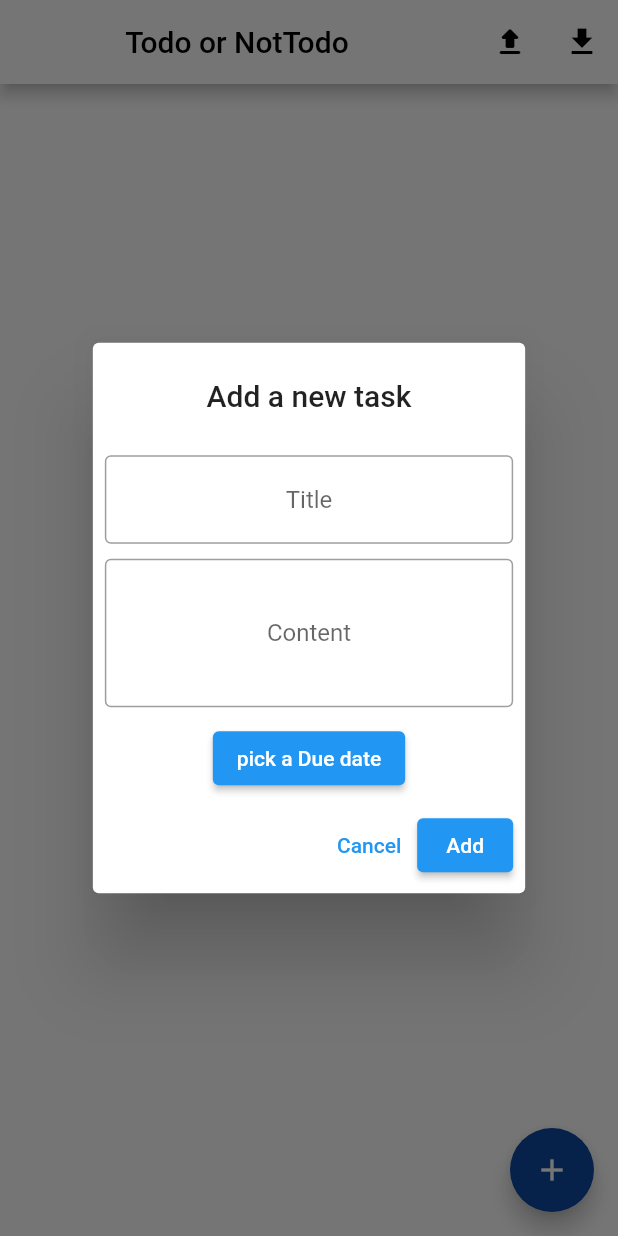
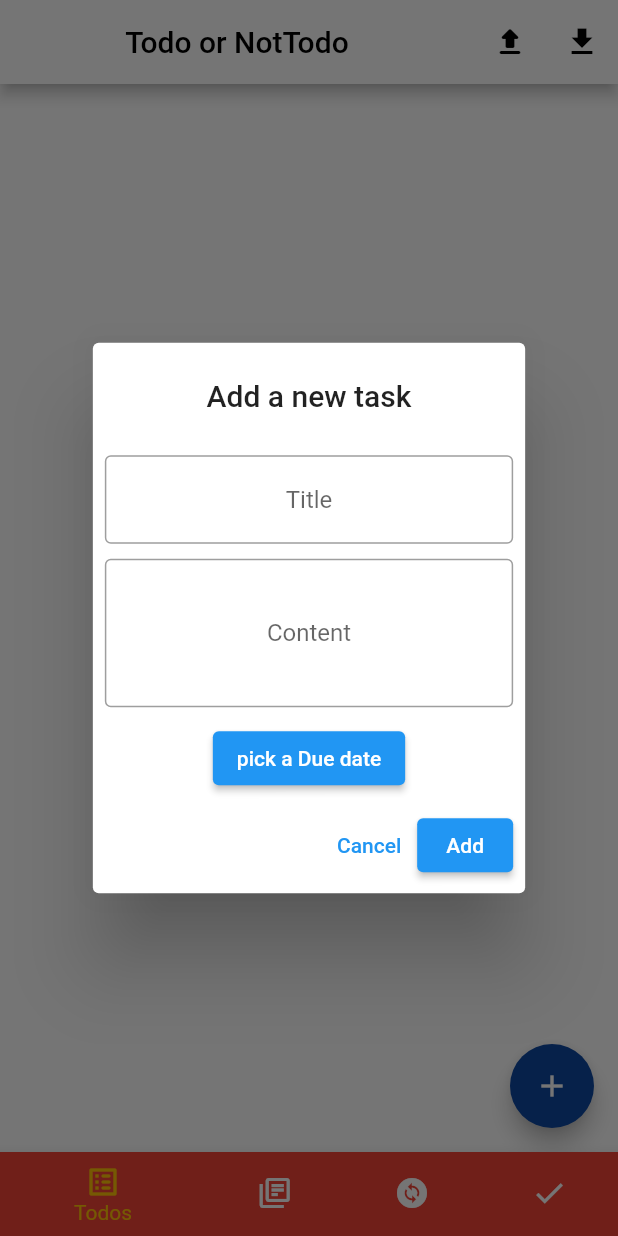
Before and after one commit to amad-a96/todoapp, a Flutter app: the screen it shows after launch, after a tap on the "add" icon, on a phone screen of 412 x 824 dp. Run offline on Flutter 3.47's test engine with Material 2 defaults, Android fonts, the phone set to English and light mode, and no system bars; our stand-ins replace cloud_firestore, firebase_core, internet_connection_checker, shared_preferences; accounts and stored records are empty.

```diff
--- a/lib/main.dart
+++ b/lib/main.dart
@@ -1,5 +1,6 @@
 import 'package:firebase_core/firebase_core.dart';
 import 'package:flutter/material.dart';
+import 'package:todoapp/a.dart';
 import 'todo_screen.dart';
 import 'package:internet_connection_checker/internet_connection_checker.dart';
 
@@ -13,7 +14,7 @@ void main() async {
   } else
     print("false");
 
-  runApp(const MyApp( ));
+  runApp(const MyApp());
 }
 
 class MyApp extends StatelessWidget {
@@ -27,7 +28,7 @@ class MyApp extends StatelessWidget {
       theme: ThemeData(
         primarySwatch: Colors.blue,
       ),
-      home:  TodoApp(),
+      home: MaterialApp(home: TodoApp()),
     );
   }
 }
@@ -40,10 +41,52 @@ class TodoApp extends StatefulWidget {
 }
 
 class _TodoAppState extends State<TodoApp> {
+  int _selectedIndex = 0;
+  List screens = [
+    TodoScreen(),
+    A(),
+    A(),
+    A(),
+    A(),
+  ];
+  void _onItemTapped(int index) {
+    setState(() {
+      _selectedIndex = index;
+    });
+  }
+
   @override
   Widget build(BuildContext context) {
-    return MaterialApp(
-      home: TodoScreen(),
+    return Scaffold(
+      body: screens[_selectedIndex],
+      bottomNavigationBar: BottomNavigationBar(
+        items: const <BottomNavigationBarItem>[
+          BottomNavigationBarItem(
+            icon: Icon(Icons.list_alt_rounded),
+            label: 'Todos',
+            backgroundColor: Colors.red,
+          ),
+          BottomNavigationBarItem(
+            icon: Icon(Icons.my_library_books_outlined),
+            label: 'Backlog',
+            backgroundColor: Colors.green,
+          ),
+          BottomNavigationBarItem(
+            icon: Icon(Icons.change_circle),
+            label: 'Doing',
+            backgroundColor: Colors.purple,
+          ),
+          BottomNavigationBarItem(
+            icon: Icon(Icons.done),
+            label: 'Done',
+            backgroundColor: Colors.pink,
+          ),
+        ],
+        currentIndex: _selectedIndex,
+        selectedItemColor: Colors.amber,
+        onTap: _onItemTapped,
+        // type: BottomNavigationBarType.fixed,
+      ),
     );
   }
 }
--- a/lib/todo_screen.dart
+++ b/lib/todo_screen.dart
@@ -6,7 +6,7 @@ import 'package:intl/intl.dart';
 import 'package:internet_connection_checker/internet_connection_checker.dart';
 
 class TodoScreen extends StatefulWidget {
-  TodoScreen({Key? key}) : super(key: key);
+  const TodoScreen({Key? key}) : super(key: key);
 
   @override
   _TodoScreenState createState() => _TodoScreenState();
@@ -175,9 +175,9 @@ class _TodoScreenState extends State<TodoScreen> {
           var aa = DataModel(l[0][i], l[0][i + 1], DateTime.parse(l[0][i + 2]),
               DateTime.parse(l[0][i + 3]));
           mylist.add(l[0][i]);
-          mylist.add(l[0][i+1]);
-          mylist.add(l[0][i+2]);
-          mylist.add(l[0][i+3]);
+          mylist.add(l[0][i + 1]);
+          mylist.add(l[0][i + 2]);
+          mylist.add(l[0][i + 3]);
           dataList.add(aa);
         }
 
@@ -217,7 +217,7 @@ class _TodoScreenState extends State<TodoScreen> {
   }
 
   loadData() {
-    final m = sharedPreferences!.getStringList("mylist4");
+    final m = sharedPreferences!.getStringList("mylist4") ?? [];
     mylist.addAll(m ?? []);
 
     final len = mylist.length;
@@ -267,7 +267,7 @@ class _TodoScreenState extends State<TodoScreen> {
         onPressed: () {
           titleController.text = "";
           contentController.text = "";
-
+          DateTime? due = DateTime.now();
           showDialog<String>(
             context: context,
             builder: (BuildContext context) => Center(
@@ -327,8 +327,11 @@ class _TodoScreenState extends State<TodoScreen> {
                       ),
                       ElevatedButton(
                         onPressed: () {
-                          saveData(titleController.text, contentController.text,
-                              due.toString(), DateTime.now().toString());
+                          saveData(
+                              titleController.text ?? " ",
+                              contentController.text ?? " ",
+                              due.toString(),
+                              DateTime.now().toString());
                           Navigator.pop(context, 'Add');
                         },
                         child: const Text('Add'),
```
Also changed, not shown: lib/a.dart (added, +19 -0 lines).
